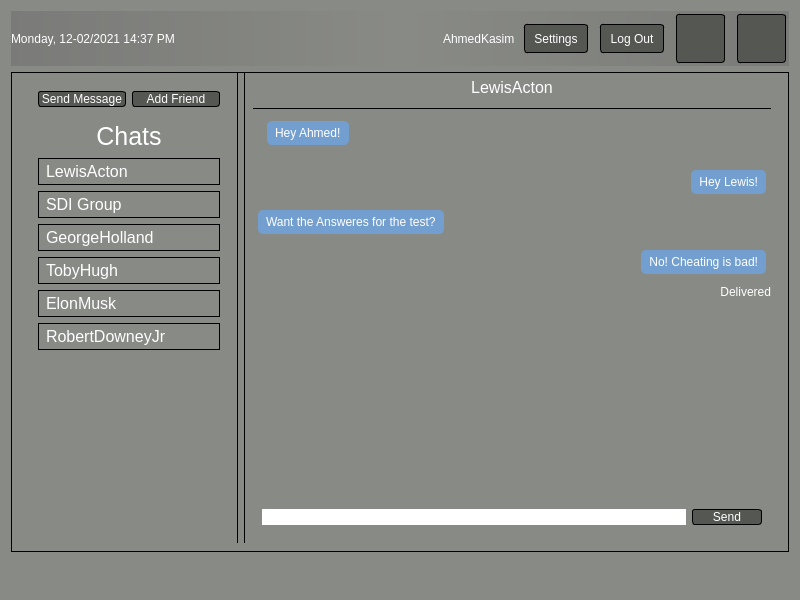
Before: the Qt Designer form mainhub.ui in AhmedMuktar1/SDIApplicationGroup51, drawn with Qt 5.
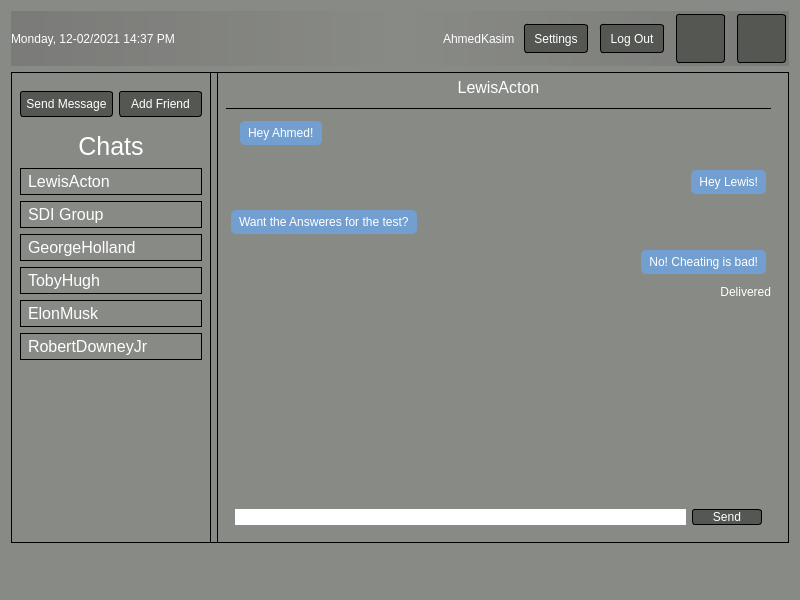
After: the same form once the commit is applied. Icons and pictures are not drawn.

Commit message: Added send message page

Diff of the .ui file:
```diff
--- a/mainhub.ui
+++ b/mainhub.ui
@@ -76,6 +76,14 @@
 	background-color: rgb(114, 159, 207);
 }
 
+#sendMessageButton {
+	padding: 5px;
+}
+
+#addFriendsButton {
+	padding: 5px;
+}
+
 #chatsTitle {
 	font-size: 25px;
 
@@ -264,9 +272,15 @@
    <item>
     <widget class="QWidget" name="bottomSection" native="true">
      <layout class="QHBoxLayout" name="horizontalLayout_2">
+      <property name="leftMargin">
+       <number>0</number>
+      </property>
       <property name="topMargin">
        <number>1</number>
       </property>
+      <property name="bottomMargin">
+       <number>0</number>
+      </property>
       <item>
        <widget class="QWidget" name="recipientSection" native="true">
         <property name="sizePolicy">
@@ -282,6 +296,12 @@
          </size>
         </property>
         <layout class="QVBoxLayout" name="verticalLayout_2">
+         <property name="leftMargin">
+          <number>0</number>
+         </property>
+         <property name="rightMargin">
+          <number>0</number>
+         </property>
          <item>
           <widget class="QWidget" name="RecipientButtons" native="true">
            <property name="sizePolicy">
@@ -600,7 +620,7 @@
      <property name="sizeHint" stdset="0">
       <size>
        <width>20</width>
-       <height>32</height>
+       <height>41</height>
       </size>
      </property>
     </spacer>
```
The commit also changes 10 other files.
